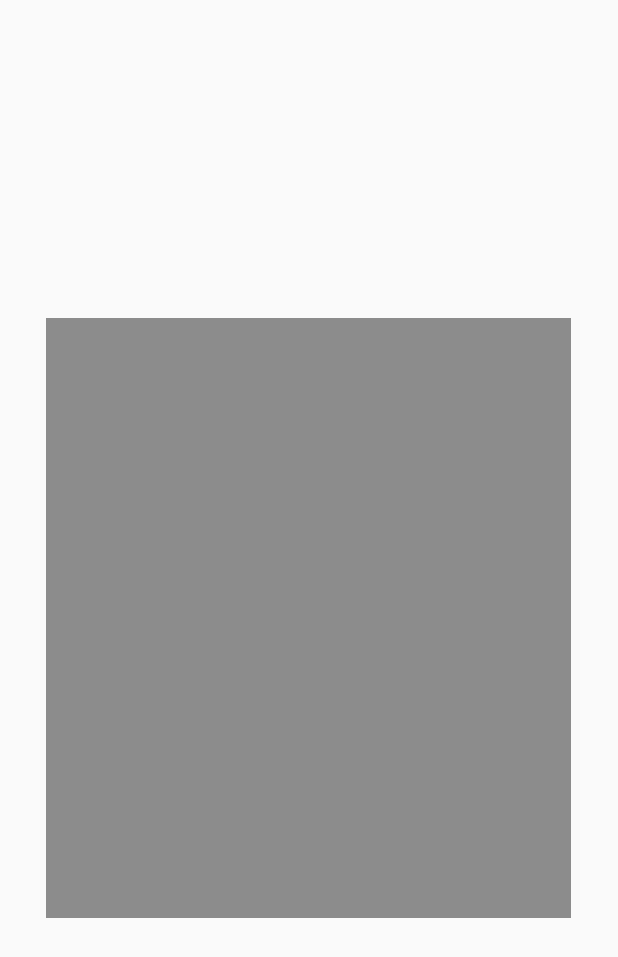
After one commit to jimrp/ScanSmart, an Android app: the layout custompopup.xml on its own in the app's theme, with its tools: preview values and no code run, on a phone screen of 412 x 824 dp. The commit adds this screen. Shown: the top 957 px of the screen. Run offline under Robolectric (Android 15) with nearby library versions, the phone set to English and light mode, and no system bars.

Commit message:
Initial_Commit_1

```diff
--- a/app/src/main/java/com/example/scansmart/MainActivity.java
+++ b/app/src/main/java/com/example/scansmart/MainActivity.java
@@ -53,8 +53,9 @@ public class MainActivity extends AppCompatActivity{
             @Override
             public void onClick(View v) {
                 Toast.makeText(MainActivity.this, "Wifi connect", Toast.LENGTH_SHORT).show();
-                Intent intent = new Intent(MainActivity.this, Scanner3.class);
-                startActivity(intent);
+
+//                Intent intent = new Intent(MainActivity.this, Scanner3.class);
+//                startActivity(intent);
             }
         });
 
--- /dev/null
+++ b/app/src/main/res/layout/custompopup.xml
@@ -0,0 +1,11 @@
+<?xml version="1.0" encoding="utf-8"?>
+<androidx.constraintlayout.widget.ConstraintLayout
+    xmlns:android="http://schemas.android.com/apk/res/android"
+    android:layout_width="350dp"
+    android:layout_height="400dp"
+    android:background="@color/colorAccent"
+    android:padding="5dp"
+    android:layout_gravity="center">
+
+
+</androidx.constraintlayout.widget.ConstraintLayout>
```
